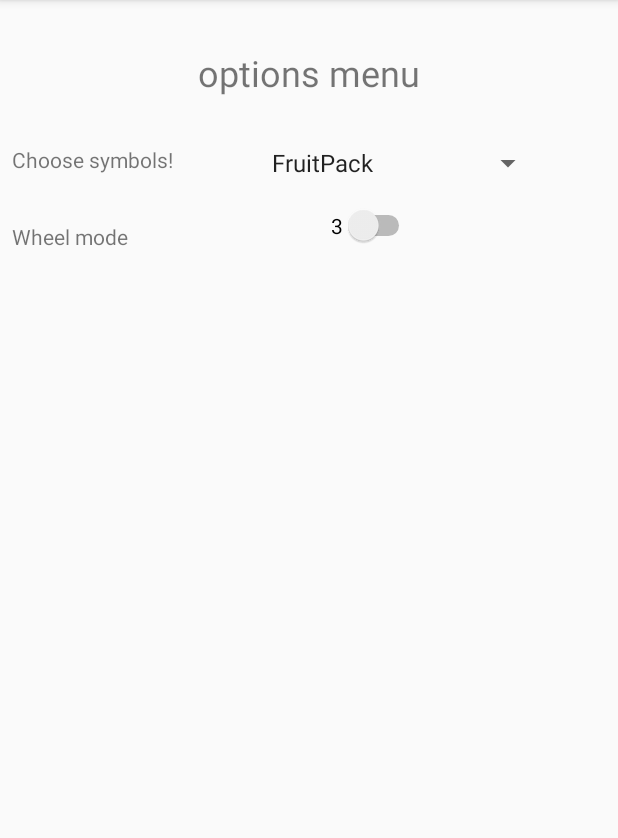
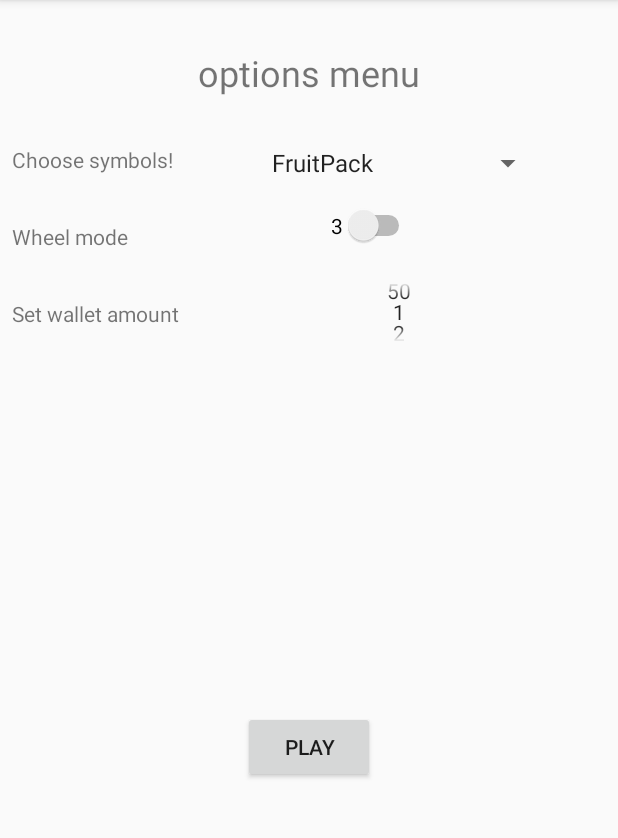
Before and after one commit to StuCorp/Pugmatic, an Android app: the screen it shows after launch (OptionsActivity), on a phone screen of 412 x 824 dp, the part 84-922 px from its top. Run offline under Robolectric (Android 15) with nearby library versions, the phone set to English and light mode, and no system bars.

Commit message:
added submit button and transition to main screen works

```diff
--- a/app/src/main/java/com/example/user/pugmatic/OptionsActivity.java
+++ b/app/src/main/java/com/example/user/pugmatic/OptionsActivity.java
@@ -1,12 +1,16 @@
 package com.example.user.pugmatic;
 
 import android.app.Activity;
+import android.content.Intent;
 import android.support.v7.app.AppCompatActivity;
 import android.os.Bundle;
+import android.util.Log;
 import android.view.View;
 import android.widget.AdapterView;
 import android.widget.ArrayAdapter;
+import android.widget.Button;
 import android.widget.CompoundButton;
+import android.widget.NumberPicker;
 import android.widget.Spinner;
 import android.widget.Switch;
 import android.widget.TextView;
@@ -21,6 +25,9 @@ public class OptionsActivity extends Activity implements AdapterView.OnItemSelec
     String spinnerChoice;
     Switch switchWheel;
     int wheelChoice;
+    NumberPicker moneyPicker;
+    int moneyAmount;
+    Button submitOptions;
 
     @Override
     protected void onCreate(Bundle savedInstanceState) {
@@ -53,9 +60,9 @@ public class OptionsActivity extends Activity implements AdapterView.OnItemSelec
         CompoundButton.OnCheckedChangeListener checkListener = new CompoundButton.OnCheckedChangeListener() {
             @Override
             public void onCheckedChanged(CompoundButton compoundButton, boolean switched) {
-                if(switched){
+                if (switched) {
                     wheelChoice = 5;
-                } else{
+                } else {
                     wheelChoice = 3;
                 }
                 Toast.makeText(getApplicationContext(), "choice" + wheelChoice, Toast.LENGTH_SHORT).show();
@@ -63,6 +70,29 @@ public class OptionsActivity extends Activity implements AdapterView.OnItemSelec
         };
         //set the listener on the switch - handles the listening
         switchWheel.setOnCheckedChangeListener(checkListener);
+
+
+        //USER MONEY NUMBER PICKER
+        //set moneypicker to widget id
+        moneyPicker = (NumberPicker) findViewById(R.id.money_picker);
+        moneyPicker.setMinValue(1);
+        moneyPicker.setMaxValue(50);
+
+        //set up value change listener
+        NumberPicker.OnValueChangeListener valueChangeListener = new NumberPicker.OnValueChangeListener() {
+            @Override
+            public void onValueChange(NumberPicker numberPicker, int oldValue, int newValue) {
+                Toast.makeText(getApplicationContext(), "£" + newValue, Toast.LENGTH_SHORT);
+                moneyAmount = newValue;
+                Log.d("Number Picker", "picked" + newValue);
+            }
+        };
+        //set the listener on the number picker
+        moneyPicker.setOnValueChangedListener(valueChangeListener);
+
+
+        //SUBMIT OPTIONS BUTTON
+        submitOptions = (Button) findViewById(R.id.submit_options_button);
 
     }
 
@@ -78,4 +108,13 @@ public class OptionsActivity extends Activity implements AdapterView.OnItemSelec
     public void onNothingSelected(AdapterView<?> adapterView) {
 
     }
+
+    public void whenSubmitButtonClicked(View view){
+        Intent intent = new Intent(this, MainActivity.class);
+        intent.putExtra("pack", spinnerChoice);
+        intent.putExtra("wheelsNum", wheelChoice);
+        intent.putExtra("walletMoney", moneyAmount);
+        startActivity(intent);
+    }
+
 }
--- a/app/src/main/res/layout/activity_options.xml
+++ b/app/src/main/res/layout/activity_options.xml
@@ -48,7 +48,7 @@
         android:id="@+id/choose_wheel_num_text"
         android:layout_width="wrap_content"
         android:layout_height="wrap_content"
-        android:text="@string/choose_pack_tv"
+        android:text="@string/choose_wheel"
         android:layout_marginTop="32dp"
         app:layout_constraintTop_toBottomOf="@+id/choose_pack_text"
         android:layout_marginLeft="8dp"
@@ -67,4 +67,40 @@
         app:layout_constraintRight_toRightOf="parent"
         android:layout_marginTop="16dp"
         app:layout_constraintTop_toBottomOf="@+id/packs_spinner" />
+
+    <TextView
+        android:id="@+id/user_money_tv"
+        android:layout_width="wrap_content"
+        android:layout_height="wrap_content"
+        android:layout_marginLeft="8dp"
+        android:layout_marginTop="32dp"
+        android:text="@string/choose_user_money"
+        app:layout_constraintLeft_toLeftOf="parent"
+        app:layout_constraintTop_toBottomOf="@+id/choose_wheel_num_text" />
+
+    <NumberPicker
+        android:id="@+id/money_picker"
+        android:layout_width="40dp"
+        android:layout_height="40dp"
+        android:layout_marginTop="24dp"
+        app:layout_constraintLeft_toRightOf="@id/user_money_tv"
+        app:layout_constraintRight_toRightOf="parent"
+        app:layout_constraintTop_toBottomOf="@id/wheel_num_switch" />
+
+    <Button
+        android:id="@+id/submit_options_button"
+        android:layout_width="wrap_content"
+        android:layout_height="wrap_content"
+        android:text="@string/submitOptions"
+        android:onClick="whenSubmitButtonClicked"
+        android:layout_marginLeft="8dp"
+        app:layout_constraintLeft_toLeftOf="parent"
+        android:layout_marginRight="8dp"
+        app:layout_constraintRight_toRightOf="parent"
+        android:layout_marginTop="8dp"
+        app:layout_constraintTop_toBottomOf="@+id/money_picker"
+        app:layout_constraintBottom_toBottomOf="parent"
+        android:layout_marginBottom="8dp" />
+
+
 </android.support.constraint.ConstraintLayout>
--- a/app/src/main/res/values/strings.xml
+++ b/app/src/main/res/values/strings.xml
@@ -1,5 +1,7 @@
 <resources>
     <string name="app_name">Pugmatic</string>
     <string name="choose_pack">Choose symbols!</string>
-    <string name="choose_pack_tv">Wheel mode</string>
+    <string name="choose_wheel">Wheel mode</string>
+    <string name="choose_user_money">Set wallet amount</string>
+    <string name="submitOptions">play</string>
 </resources>
```
